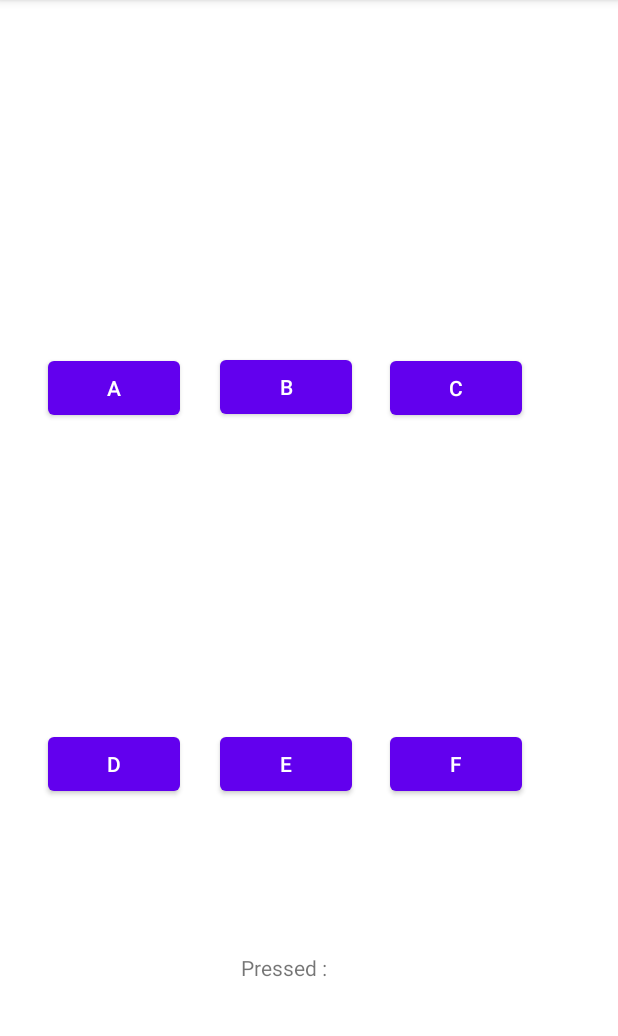
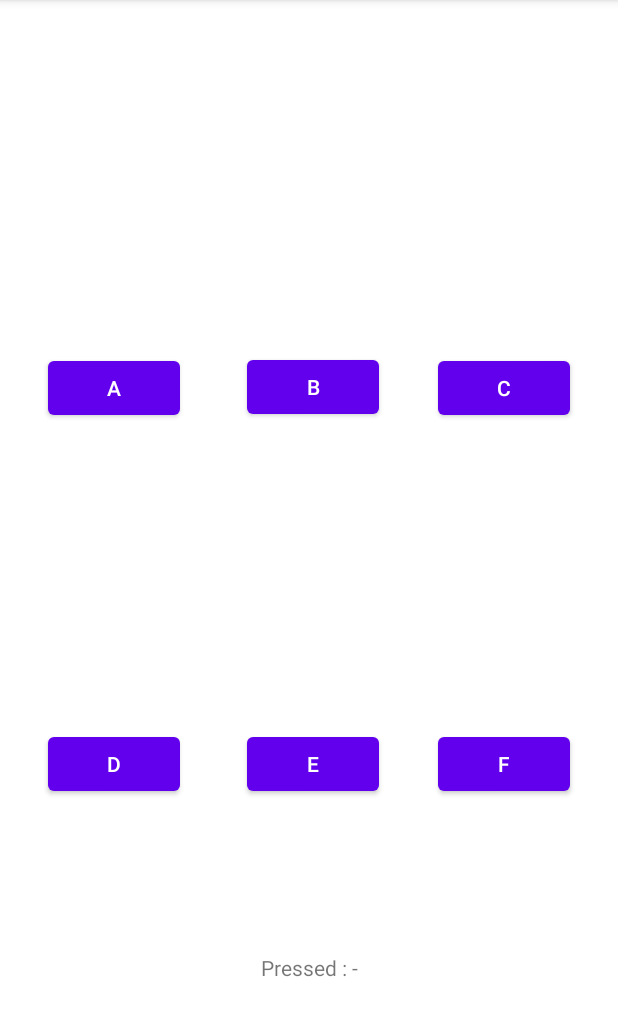
Before and after one commit to KanishkaSoni11/NUMAD22Su_KanishkaSoni, an Android app: the Activity2 screen opened directly, with no data from a screen before it, on a phone screen of 412 x 824 dp, the part 84-1120 px from its top. Run offline under Robolectric (Android 15) with nearby library versions, the phone set to English and light mode, and no system bars.

Commit message:
button aligned

```diff
--- a/app/src/main/res/layout/activity_2.xml
+++ b/app/src/main/res/layout/activity_2.xml
@@ -28,7 +28,7 @@
         android:text="B"
         app:layout_constraintBottom_toTopOf="@+id/Button_E"
         app:layout_constraintEnd_toStartOf="@+id/Button_C"
-        app:layout_constraintHorizontal_bias="0.509"
+        app:layout_constraintHorizontal_bias="0.53"
         app:layout_constraintStart_toEndOf="@+id/Button_A"
         app:layout_constraintTop_toTopOf="parent"
         app:layout_constraintVertical_bias="0.498" />
@@ -38,7 +38,7 @@
         android:layout_width="wrap_content"
         android:layout_height="wrap_content"
         android:layout_marginTop="32dp"
-        android:layout_marginEnd="64dp"
+        android:layout_marginEnd="32dp"
         android:onClick="onClick_Act2"
         android:text="C"
         app:layout_constraintBottom_toTopOf="@+id/Button_F"
@@ -66,7 +66,7 @@
         android:text="E"
         app:layout_constraintBottom_toBottomOf="parent"
         app:layout_constraintEnd_toStartOf="@+id/Button_F"
-        app:layout_constraintHorizontal_bias="0.509"
+        app:layout_constraintHorizontal_bias="0.53"
         app:layout_constraintStart_toEndOf="@+id/Button_D"
         app:layout_constraintTop_toTopOf="parent"
         app:layout_constraintVertical_bias="0.674" />
@@ -75,7 +75,7 @@
         android:id="@+id/Button_F"
         android:layout_width="wrap_content"
         android:layout_height="wrap_content"
-        android:layout_marginEnd="64dp"
+        android:layout_marginEnd="32dp"
         android:layout_marginBottom="32dp"
         android:onClick="onClick_Act2"
         android:text="F"
@@ -87,10 +87,10 @@
         android:id="@+id/pressed_text"
         android:layout_width="wrap_content"
         android:layout_height="19dp"
-        android:text="Pressed :"
+        android:text="Pressed : -"
         app:layout_constraintBottom_toBottomOf="parent"
         app:layout_constraintEnd_toEndOf="parent"
-        app:layout_constraintHorizontal_bias="0.453"
+        app:layout_constraintHorizontal_bias="0.5"
         app:layout_constraintStart_toStartOf="parent"
         app:layout_constraintTop_toTopOf="parent"
         app:layout_constraintVertical_bias="0.849" />
```
